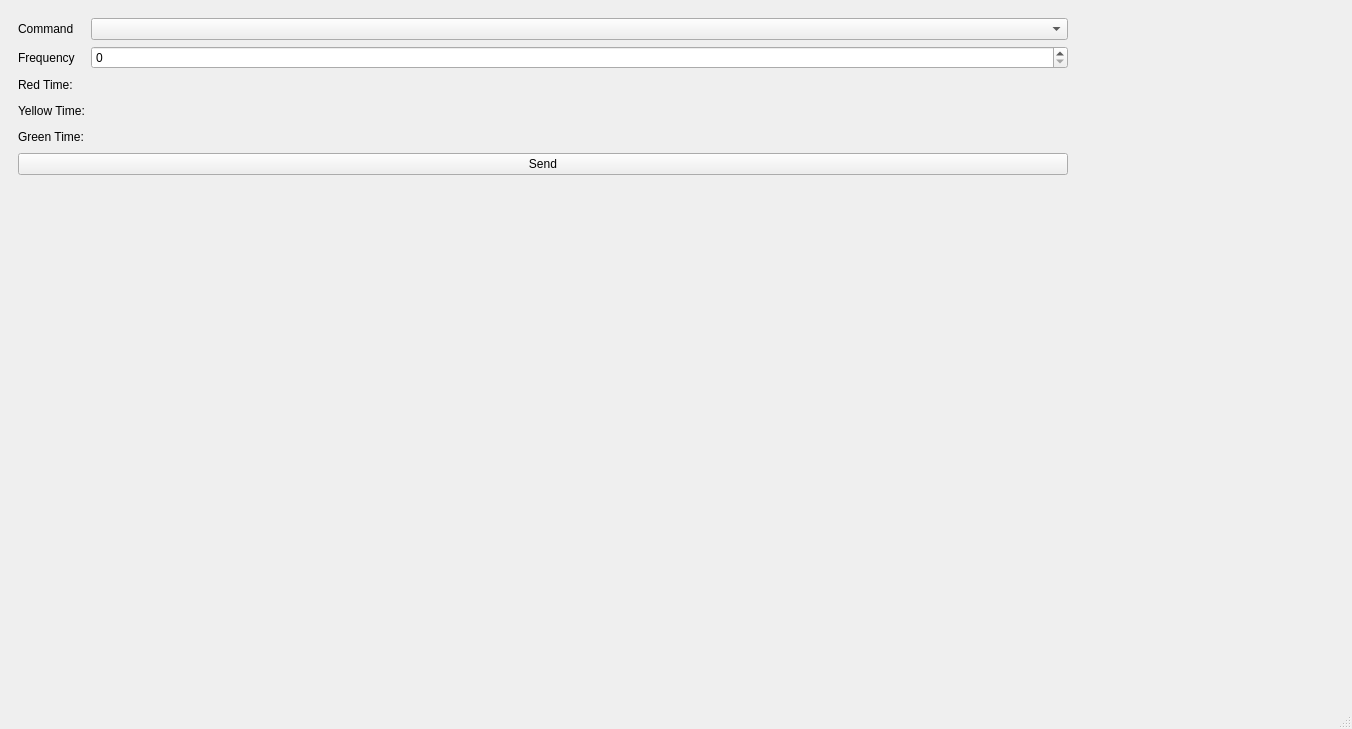
Above: mainwindow.ui from Mattia-Sacchi/TrafficLight-CoAP-Client before the change. Below: the same form after it.
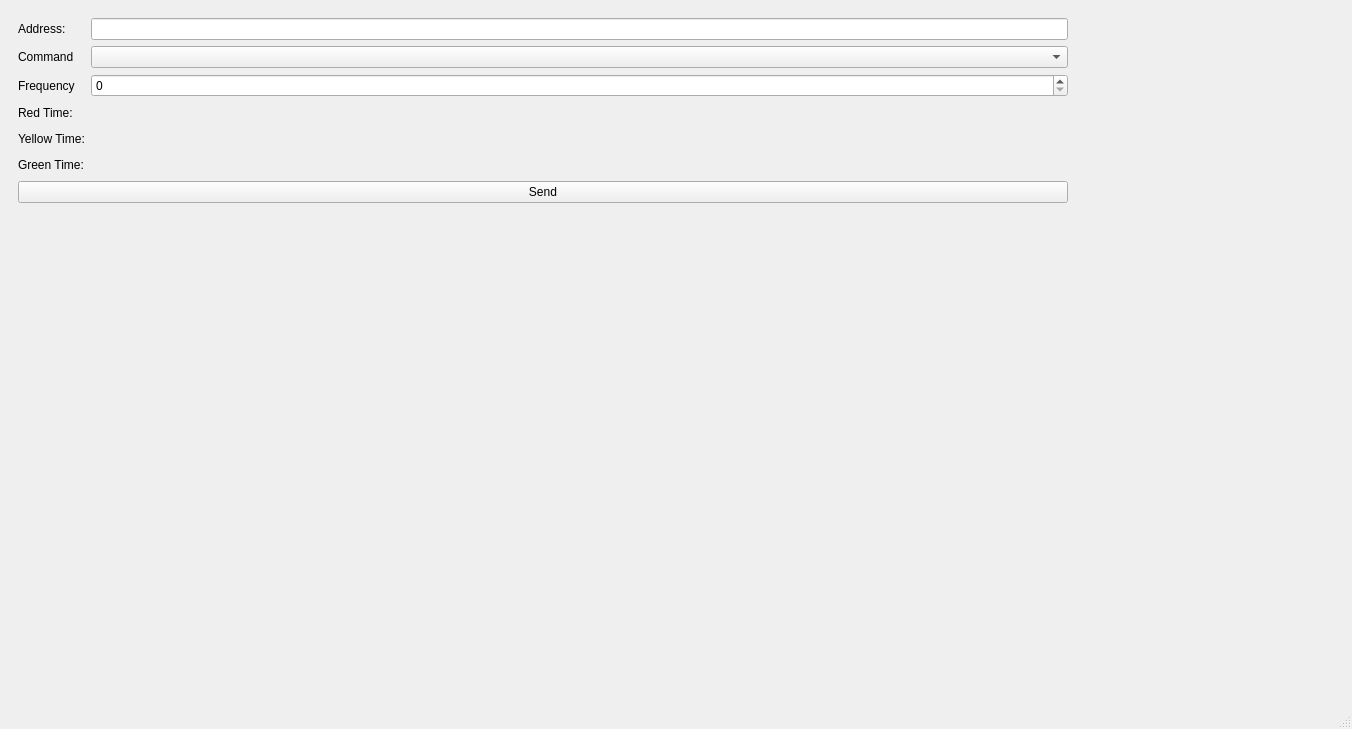
That is the form after the change. Custom widgets are drawn as their Qt base class.

Patch:
```diff
--- a/mainwindow.ui
+++ b/mainwindow.ui
@@ -18,27 +18,27 @@
     <item>
      <widget class="QWidget" name="widget_2" native="true">
       <layout class="QFormLayout" name="formLayout">
-       <item row="0" column="0">
+       <item row="1" column="0">
         <widget class="QLabel" name="commandLabel">
          <property name="text">
           <string>Command</string>
          </property>
         </widget>
        </item>
-       <item row="0" column="1">
+       <item row="1" column="1">
         <widget class="QComboBox" name="commandComboBox"/>
        </item>
-       <item row="1" column="0">
+       <item row="2" column="0">
         <widget class="QLabel" name="frequencyLabel">
          <property name="text">
           <string>Frequency</string>
          </property>
         </widget>
        </item>
-       <item row="1" column="1">
+       <item row="2" column="1">
         <widget class="QSpinBox" name="frequencySpinBox"/>
        </item>
-       <item row="7" column="0" colspan="2">
+       <item row="8" column="0" colspan="2">
         <spacer name="verticalSpacer">
          <property name="orientation">
           <enum>Qt::Orientation::Vertical</enum>
@@ -51,21 +51,21 @@
          </property>
         </spacer>
        </item>
-       <item row="6" column="0" colspan="2">
+       <item row="7" column="0" colspan="2">
         <widget class="QPushButton" name="sendButton">
          <property name="text">
           <string>Send</string>
          </property>
         </widget>
        </item>
-       <item row="2" column="0">
+       <item row="3" column="0">
         <widget class="QLabel" name="label">
          <property name="text">
           <string>Red Time:</string>
          </property>
         </widget>
        </item>
-       <item row="2" column="1">
+       <item row="3" column="1">
         <widget class="TimeChooser" name="redChooser" native="true">
          <property name="sizePolicy">
           <sizepolicy hsizetype="Preferred" vsizetype="Preferred">
@@ -81,14 +81,14 @@
          </property>
         </widget>
        </item>
-       <item row="3" column="0">
-        <widget class="QLabel" name="label_2">
+       <item row="4" column="0">
+        <widget class="QLabel" name="yellowTimeLabel">
          <property name="text">
           <string>Yellow Time:</string>
          </property>
         </widget>
        </item>
-       <item row="3" column="1">
+       <item row="4" column="1">
         <widget class="TimeChooser" name="yellowChooser" native="true">
          <property name="minimumSize">
           <size>
@@ -98,14 +98,14 @@
          </property>
         </widget>
        </item>
-       <item row="4" column="0">
-        <widget class="QLabel" name="label_3">
+       <item row="5" column="0">
+        <widget class="QLabel" name="greenTimeLabel">
          <property name="text">
           <string>Green Time:</string>
          </property>
         </widget>
        </item>
-       <item row="4" column="1">
+       <item row="5" column="1">
         <widget class="TimeChooser" name="greenChooser" native="true">
          <property name="minimumSize">
           <size>
@@ -115,6 +115,16 @@
          </property>
         </widget>
        </item>
+       <item row="0" column="0">
+        <widget class="QLabel" name="addressLabel">
+         <property name="text">
+          <string>Address:</string>
+         </property>
+        </widget>
+       </item>
+       <item row="0" column="1">
+        <widget class="QLineEdit" name="addressLineEdit"/>
+       </item>
       </layout>
      </widget>
     </item>
```
Left out of the diff: 2 changed lines with no effect on the pictures.
